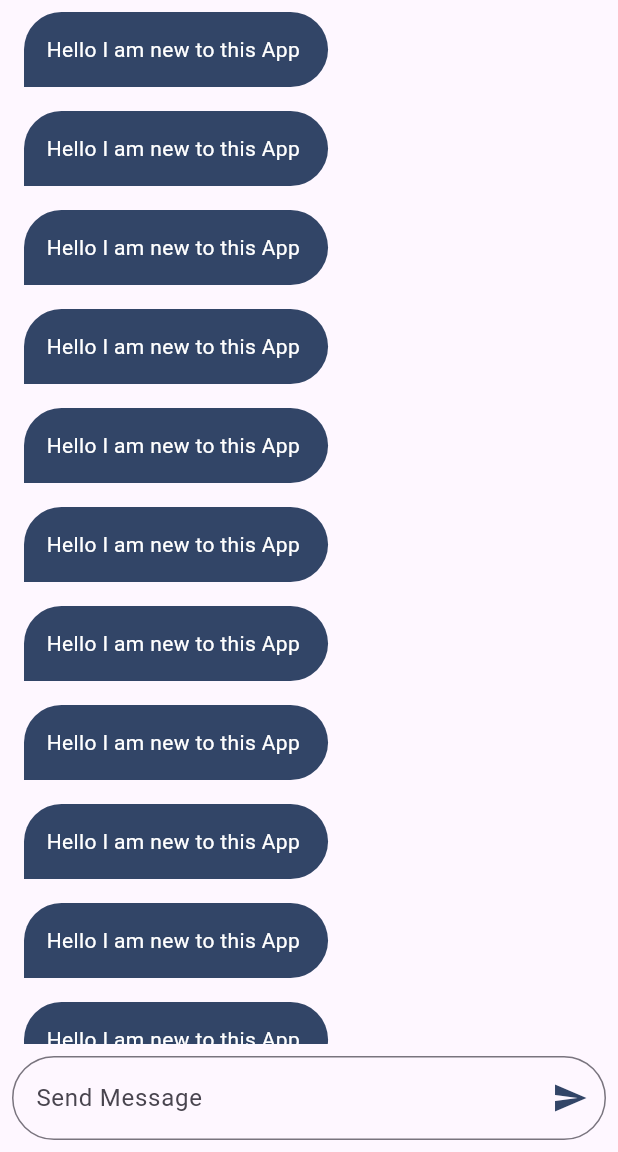
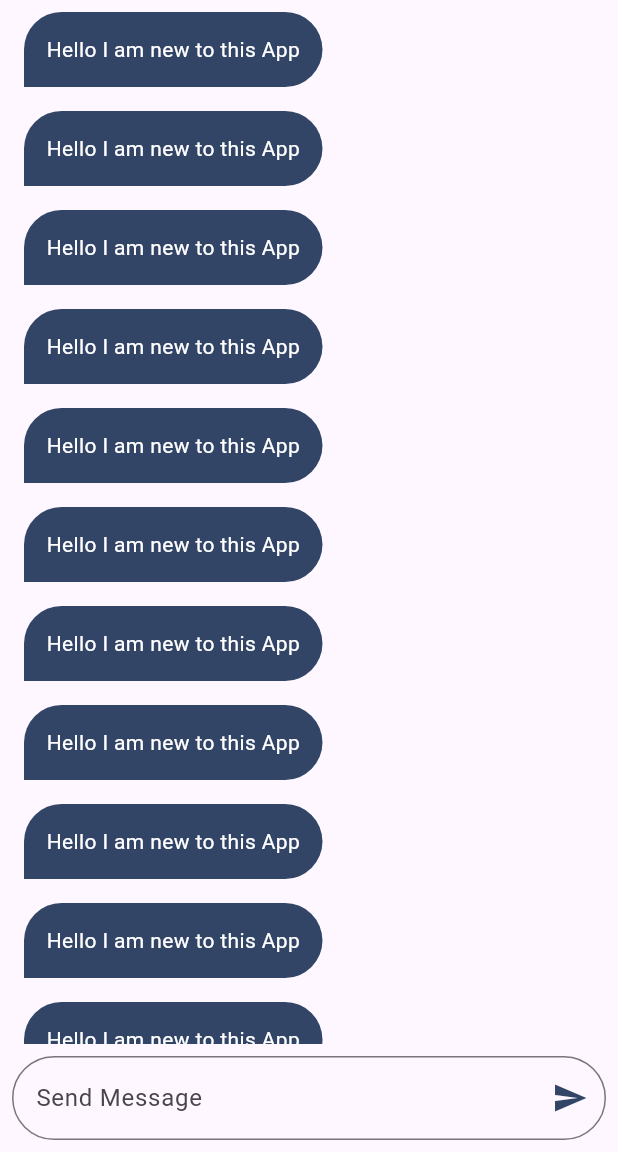
Before and after one commit to alaassie/chat_app, a Flutter app: the ChatPage screen opened by its route, on a phone screen of 412 x 824 dp, the part 84-1236 px from its top. Run offline on Flutter 3.47's test engine with Material 3 defaults, Android fonts, the phone set to English and light mode, and no system bars; our stand-ins replace cloud_firestore, firebase_auth, firebase_core, modal_progress_hud_nsn; accounts and stored records are empty.

```diff
--- a/lib/constats.dart
+++ b/lib/constats.dart
@@ -7,3 +7,5 @@ const Color kWhiteColor = Colors.white;
 //Colors
 //Paths
 const String kLogo = 'assets/images/scholar.png';
+const String kMessagesCollection = 'messages';
+const String kMessage = 'message';
--- /dev/null
+++ b/lib/models/message_model.dart
@@ -0,0 +1,11 @@
+import 'package:scholar_chat/constats.dart';
+
+class Message {
+  final String message;
+
+  Message(this.message);
+
+  factory Message.fromJson(jsonData) {
+    return Message(jsonData[kMessage]);
+  }
+}
--- a/lib/pages/chat_page.dart
+++ b/lib/pages/chat_page.dart
@@ -2,16 +2,28 @@ import 'package:cloud_firestore/cloud_firestore.dart';
 import 'package:flutter/material.dart';
 import 'package:scholar_chat/chat_bubble.dart';
 import 'package:scholar_chat/constats.dart';
+import 'package:scholar_chat/models/message_model.dart';
 
 class ChatPage extends StatelessWidget {
   ChatPage({super.key});
   static String id = 'ChatPage';
 
-  CollectionReference messages = FirebaseFirestore.instance.collection('messages');
+  CollectionReference messages =
+      FirebaseFirestore.instance.collection(kMessagesCollection);
   TextEditingController controller = TextEditingController();
 
   @override
   Widget build(BuildContext context) {
+    return FutureBuilder<QuerySnapshot>(
+      future: messages.get(),
+      builder: (context, snapshot) {
+        if (snapshot.hasData) {
+          List<Message> messagesList = [];
+          for (int i = 0; i < snapshot.data!.docs.length; i++) {
+            messagesList.add(Message.fromJson(snapshot.data!.docs[i]));
+          }
+        }
+
         return Scaffold(
           appBar: AppBar(
             automaticallyImplyLeading: false,
@@ -25,7 +37,8 @@ class ChatPage extends StatelessWidget {
                 ),
                 const Text(
                   'Chat App',
-              style: TextStyle(color: kWhiteColor, fontWeight: FontWeight.bold),
+                  style: TextStyle(
+                      color: kWhiteColor, fontWeight: FontWeight.bold),
                 ),
               ],
             ),
@@ -36,7 +49,7 @@ class ChatPage extends StatelessWidget {
                 child: ListView.builder(
                   itemBuilder: (BuildContext context, int index) {
                     return const ChatBubble(
-                  message: 'Hello I am new to this App ',
+                      message: 'Hello I am new to this App',
                     );
                   },
                 ),
@@ -77,5 +90,7 @@ class ChatPage extends StatelessWidget {
             ],
           ),
         );
+      },
+    );
   }
 }
```
Lines whose indentation alone changed are shown as unchanged.
